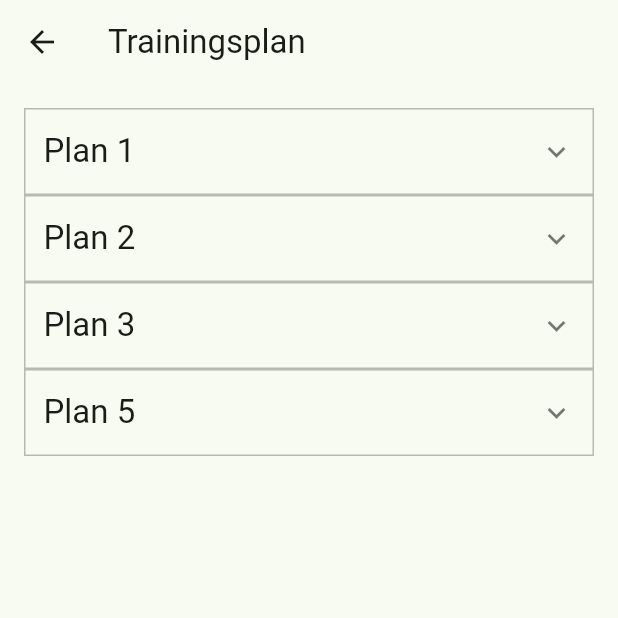
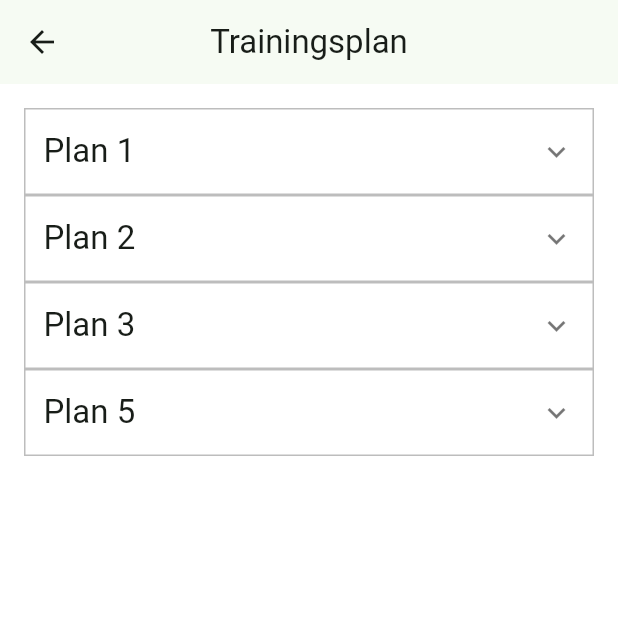
Before and after one commit to christophfroehlichh/Fitguide, a Flutter app: the screen it shows after launch, item 3 of the bottom bar chosen, after a tap on "Trainingspläne", on a phone screen of 412 x 824 dp, the top half of it. Run offline on Flutter 3.47's test engine with Material 3 defaults, Android fonts, the phone set to English and light mode, and no system bars.

Commit message:
added light und dark theme like shown on the flutter Page. Looks horrible

```diff
--- /dev/null
+++ b/lib/core/theme/app_theme.dart
@@ -0,0 +1,71 @@
+import 'package:flutter/material.dart';
+
+class AppTheme {
+  static const _seed = Color(0xFF00E676); // kannst du später ändern
+
+  static ThemeData light() {
+    final scheme = ColorScheme.fromSeed(seedColor: _seed);
+
+    return ThemeData(
+      useMaterial3: true,
+      colorScheme: scheme,
+      scaffoldBackgroundColor: Colors.white,
+      appBarTheme: AppBarTheme(
+        centerTitle: true,
+        backgroundColor: scheme.surface,
+        foregroundColor: scheme.onSurface,
+        elevation: 0,
+      ),
+      navigationBarTheme: NavigationBarThemeData(
+        backgroundColor: scheme.surface,
+        indicatorColor: scheme.primary.withOpacity(0.18),
+        labelTextStyle: const WidgetStatePropertyAll(TextStyle(fontSize: 12)),
+      ),
+      cardTheme: CardThemeData(
+        color: scheme.surface,
+        elevation: 1,
+        shape: RoundedRectangleBorder(borderRadius: BorderRadius.circular(12)),
+      ),
+
+      dividerTheme: DividerThemeData(
+        color: scheme.outlineVariant,
+        thickness: 1,
+        space: 1,
+      ),
+    );
+  }
+
+  static ThemeData dark() {
+    final scheme = ColorScheme.fromSeed(
+      seedColor: _seed,
+      brightness: Brightness.dark,
+    );
+
+    return ThemeData(
+      useMaterial3: true,
+      colorScheme: scheme,
+      scaffoldBackgroundColor: scheme.surface,
+      appBarTheme: AppBarTheme(
+        centerTitle: true,
+        backgroundColor: scheme.surface,
+        foregroundColor: scheme.onSurface,
+        elevation: 0,
+      ),
+      navigationBarTheme: NavigationBarThemeData(
+        backgroundColor: scheme.surface,
+        indicatorColor: scheme.primary.withOpacity(0.22),
+        labelTextStyle: const WidgetStatePropertyAll(TextStyle(fontSize: 12)),
+      ),
+      cardTheme: CardThemeData(
+        color: scheme.surface,
+        elevation: 1,
+        shape: RoundedRectangleBorder(borderRadius: BorderRadius.circular(12)),
+      ),
+      dividerTheme: DividerThemeData(
+        color: scheme.outlineVariant,
+        thickness: 1,
+        space: 1,
+      ),
+    );
+  }
+}
--- a/lib/main.dart
+++ b/lib/main.dart
@@ -1,5 +1,6 @@
 import 'package:flutter/material.dart';
 import 'app_shell.dart';
+import 'core/theme/app_theme.dart';
 
 void main() => runApp(const FitGuideApp());
 
@@ -11,7 +12,9 @@ class FitGuideApp extends StatelessWidget {
     return MaterialApp(
       debugShowCheckedModeBanner: false,
       title: 'FitGuide',
-      theme: ThemeData(useMaterial3: true, colorSchemeSeed: Colors.green),
+      theme: AppTheme.light(),
+      darkTheme: AppTheme.dark(),
+      themeMode: ThemeMode.system,
       home: const AppShell(),
     );
   }
```
